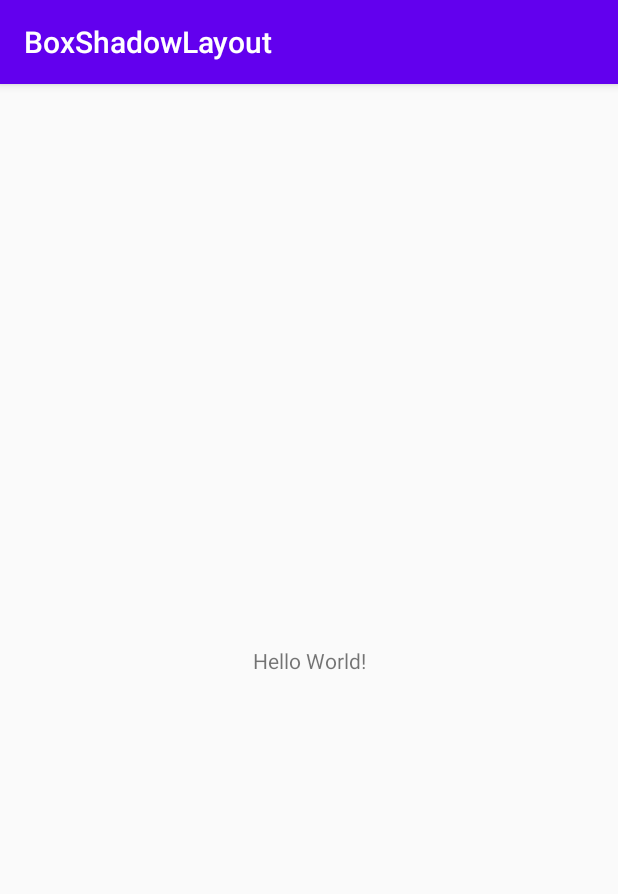
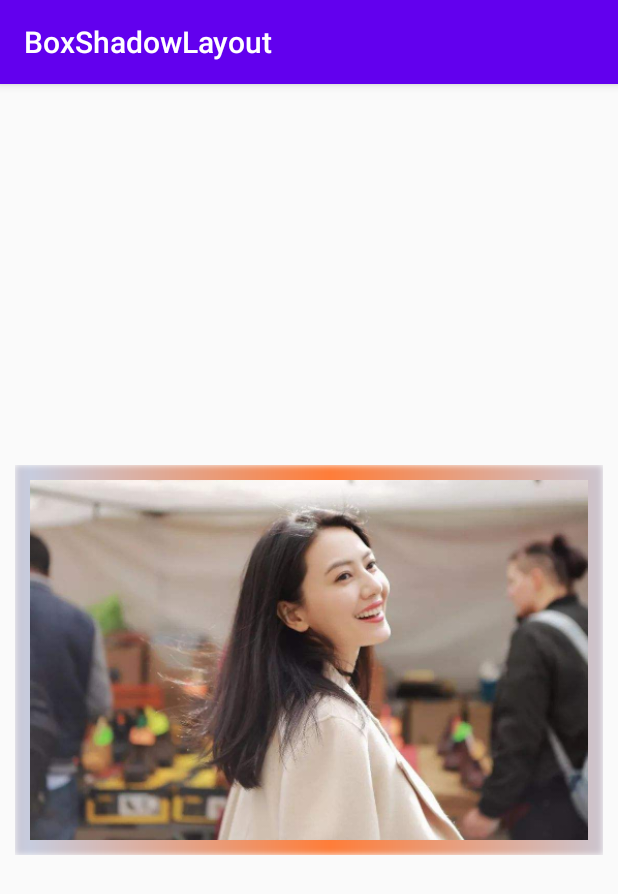
Before and after one commit to Xigong93/BoxShadowLayout, an Android app: the screen it shows after launch (MainActivity), on a phone screen of 412 x 824 dp. Shown: the top 894 px of the screen. Run offline under Robolectric (Android 15) with nearby library versions, the phone set to English and light mode, and no system bars; 1 statement that could not run was skipped.

Commit message:
Draw color

```diff
--- a/app/src/main/AndroidManifest.xml
+++ b/app/src/main/AndroidManifest.xml
@@ -9,7 +9,8 @@
         android:roundIcon="@mipmap/ic_launcher_round"
         android:supportsRtl="true"
         android:theme="@style/AppTheme">
-        <activity android:name=".MainActivity">
+        <activity
+            android:name=".MainActivity">
             <intent-filter>
                 <action android:name="android.intent.action.MAIN" />
 
--- a/app/src/main/java/pokercc/android/boxshadowlayout/BoxShadowLayout.kt
+++ b/app/src/main/java/pokercc/android/boxshadowlayout/BoxShadowLayout.kt
@@ -1,7 +1,9 @@
 package pokercc.android.boxshadowlayout
 
 import android.content.Context
+import android.graphics.*
 import android.util.AttributeSet
+import android.view.ViewGroup
 import android.widget.FrameLayout
 
 /**
@@ -9,6 +11,10 @@ import android.widget.FrameLayout
  */
 class BoxShadowLayout(context: Context, attrs: AttributeSet? = null) : FrameLayout(context, attrs) {
 
+
+    init {
+        setWillNotDraw(false)
+    }
 
     private fun init(attrs: AttributeSet?, defStyle: Int) {
         // Load attributes
@@ -20,4 +26,41 @@ class BoxShadowLayout(context: Context, attrs: AttributeSet? = null) : FrameLayo
 
     }
 
+    private val shadowColor = 0xffc7ccde.toInt()
+    private val shadowPaint = Paint(Paint.ANTI_ALIAS_FLAG).apply {
+        color = 0xffc7ccde.toInt()
+        maskFilter = BlurMaskFilter(5f, BlurMaskFilter.Blur.INNER)
+        shader = LinearGradient(
+            0f,
+            0f,
+            300f,
+            0f,
+            shadowColor,
+            0xFFFF7D39.toInt(),
+            Shader.TileMode.MIRROR
+        )
+        this.strokeWidth = shadowWidth
+        this.style = Paint.Style.FILL
+    }
+    private val shadowWidth = 15f
+    override fun onAttachedToWindow() {
+        super.onAttachedToWindow()
+        // Tell parent don't clip me. Otherwise the shadow will be erase.
+        (parent as? ViewGroup)?.clipChildren = false
+    }
+
+    override fun onDraw(canvas: Canvas) {
+        super.onDraw(canvas)
+        canvas.drawRoundRect(
+            shadowWidth * -1,
+            shadowWidth * -1,
+            width + shadowWidth,
+            height + shadowWidth,
+            0f,
+            0f,
+            shadowPaint
+        )
+    }
+
+
 }
--- a/app/src/main/res/layout/activity_main.xml
+++ b/app/src/main/res/layout/activity_main.xml
@@ -6,13 +6,22 @@
     android:layout_height="match_parent"
     tools:context=".MainActivity">
 
-    <TextView
-        android:layout_width="wrap_content"
+    <pokercc.android.boxshadowlayout.BoxShadowLayout
+        android:layout_width="match_parent"
         android:layout_height="wrap_content"
-        android:text="Hello World!"
+        android:layout_marginStart="20dp"
+        android:layout_marginEnd="20dp"
         app:layout_constraintBottom_toBottomOf="parent"
-        app:layout_constraintLeft_toLeftOf="parent"
-        app:layout_constraintRight_toRightOf="parent"
-        app:layout_constraintTop_toTopOf="parent" />
+        app:layout_constraintEnd_toEndOf="parent"
+        app:layout_constraintHorizontal_bias="0.5"
+        app:layout_constraintStart_toStartOf="parent"
+        app:layout_constraintTop_toTopOf="parent">
+
+        <ImageView
+            android:layout_width="match_parent"
+            android:layout_height="wrap_content"
+            android:scaleType="centerCrop"
+            android:src="@drawable/gaoyuanyuan" />
+    </pokercc.android.boxshadowlayout.BoxShadowLayout>
 
 </androidx.constraintlayout.widget.ConstraintLayout>
--- a/app/src/main/res/mipmap-anydpi-v26/ic_launcher.xml
+++ /dev/null
@@ -1,5 +0,0 @@
-<?xml version="1.0" encoding="utf-8"?>
-<adaptive-icon xmlns:android="http://schemas.android.com/apk/res/android">
-    <background android:drawable="@drawable/ic_launcher_background" />
-    <foreground android:drawable="@drawable/ic_launcher_foreground" />
-</adaptive-icon>
--- a/app/src/main/res/mipmap-anydpi-v26/ic_launcher_round.xml
+++ /dev/null
@@ -1,5 +0,0 @@
-<?xml version="1.0" encoding="utf-8"?>
-<adaptive-icon xmlns:android="http://schemas.android.com/apk/res/android">
-    <background android:drawable="@drawable/ic_launcher_background" />
-    <foreground android:drawable="@drawable/ic_launcher_foreground" />
-</adaptive-icon>
```
Also changed, not shown: app/src/main/res/drawable-v24/ic_launcher_foreground.xml (deleted, +0 -30 lines), app/src/main/res/layout/sample_box_shadow_layout.xml (deleted, +0 -17 lines), app/src/main/res/drawable-xxhdpi/gaoyuanyuan.jpg (added), app/src/main/res/mipmap-hdpi/ic_launcher.png (deleted), app/src/main/res/mipmap-hdpi/ic_launcher_round.png (deleted), app/src/main/res/mipmap-mdpi/ic_launcher.png (deleted), app/src/main/res/mipmap-mdpi/ic_launcher_round.png (deleted), 1 other file.
